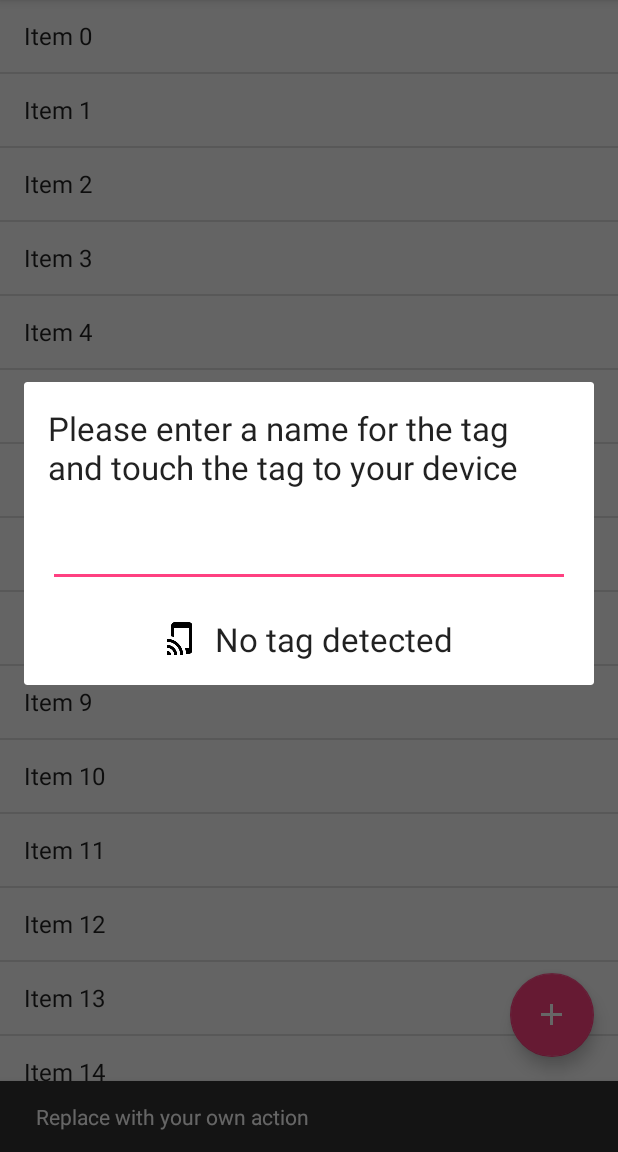
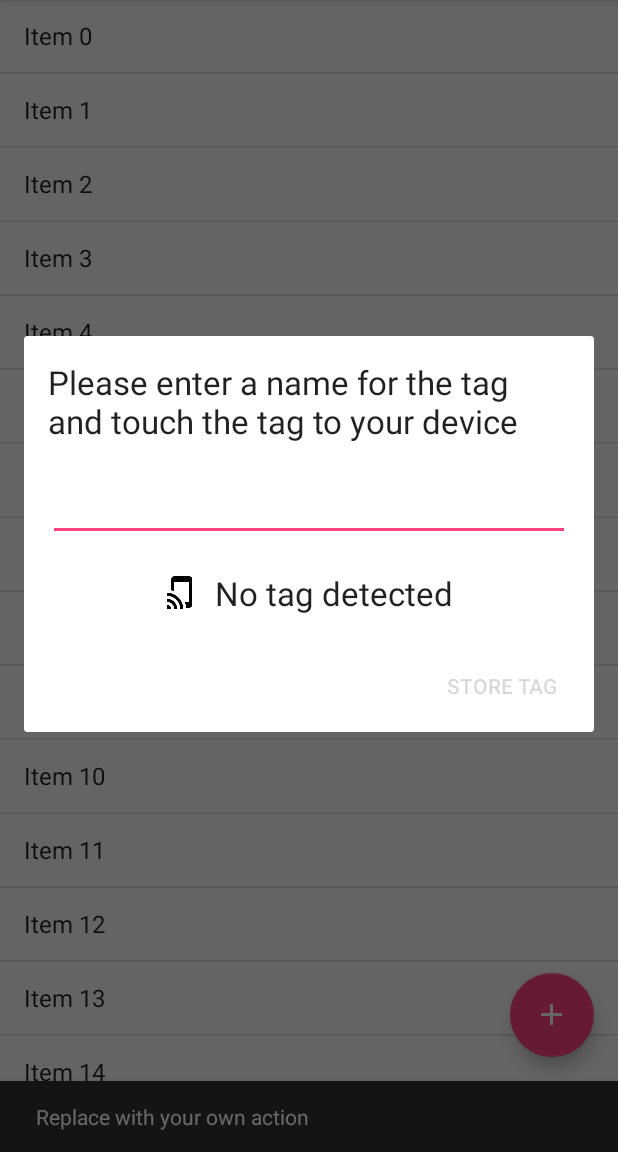
Before and after one commit to PMunch/CardResetter, an Android app: the screen it shows after launch (MainActivity), after a tap on an icon or button, on a phone screen of 412 x 824 dp, the part 84-1236 px from its top. Run offline under Robolectric (Android 15) with nearby library versions, the phone set to English and light mode, and no system bars.

Commit message:
More work on add dialog

```diff
--- a/app/src/main/java/net/peterme/mifareultralightcardresetter/MainActivity.java
+++ b/app/src/main/java/net/peterme/mifareultralightcardresetter/MainActivity.java
@@ -2,9 +2,11 @@ package net.peterme.mifareultralightcardresetter;
 
 import android.app.Dialog;
 import android.content.Context;
+import android.content.DialogInterface;
 import android.os.Bundle;
 import android.support.design.widget.FloatingActionButton;
 import android.support.design.widget.Snackbar;
+import android.support.v7.app.AlertDialog;
 import android.support.v7.app.AppCompatActivity;
 import android.support.v7.widget.Toolbar;
 import android.view.View;
@@ -31,20 +33,21 @@ public class MainActivity extends AppCompatActivity {
             @Override
             public void onClick(View view) {
 
-                final Dialog dialog = new Dialog(context);
-                dialog.setContentView(R.layout.activity_new_tag_dialog);
-                dialog.setTitle("Title...");
+                //final Dialog dialog = new Dialog(context);
+                //dialog.setContentView(R.layout.activity_new_tag_dialog);
+                //dialog.setTitle("Title...");
+                AlertDialog.Builder builder = new AlertDialog.Builder(context);
+                builder.setView(R.layout.activity_new_tag_dialog);
+                builder.setPositiveButton(getText(R.string.add_complete_button), new DialogInterface.OnClickListener() {
+                    @Override
+                    public void onClick(DialogInterface dialogInterface, int i) {
 
-                /*Button dialogButton = (Button) dialog.findViewById(R.id.dialogButtonOK);
-                // if button is clicked, close the custom dialog
-                dialogButton.setOnClickListener(new OnClickListener() {
-                    @Override
-                    public void onClick(View v) {
-                        dialog.dismiss();
                     }
-                });*/
+                });
+                AlertDialog dialog = builder.create();
 
                 dialog.show();
+                dialog.getButton(AlertDialog.BUTTON_POSITIVE).setEnabled(false);
 
                 Snackbar.make(view, "Replace with your own action", Snackbar.LENGTH_LONG)
                         .setAction("Action", null).show();
--- a/app/src/main/res/layout/activity_new_tag_dialog.xml
+++ b/app/src/main/res/layout/activity_new_tag_dialog.xml
@@ -25,30 +25,17 @@
         android:layout_alignLeft="@+id/textView"
         android:layout_alignStart="@+id/textView" />
 
-    <LinearLayout
-        android:orientation="horizontal"
+    <TextView
         android:layout_width="wrap_content"
         android:layout_height="wrap_content"
+        android:textAppearance="?android:attr/textAppearanceLarge"
+        android:text="No tag detected"
+        android:id="@+id/textView2"
         android:layout_marginTop="20dp"
+        android:drawablePadding="10dp"
+        android:drawableLeft="@drawable/ic_tap_and_play_black_24dp"
+        android:layout_gravity="center_vertical"
         android:layout_below="@+id/editText"
-        android:layout_centerHorizontal="true">
-
-        <ImageView
-            android:layout_width="wrap_content"
-            android:layout_height="wrap_content"
-            android:id="@+id/imageView"
-            android:layout_marginEnd="10dp"
-            android:layout_marginRight="10dp"
-            android:layout_gravity="center_vertical"
-            android:src="@drawable/ic_tap_and_play_black_24dp" />
-
-        <TextView
-            android:layout_width="wrap_content"
-            android:layout_height="wrap_content"
-            android:textAppearance="?android:attr/textAppearanceLarge"
-            android:text="No tag detected"
-            android:id="@+id/textView2"
-            android:layout_gravity="center_vertical" />
-    </LinearLayout>
+        android:layout_centerHorizontal="true" />
 
 </RelativeLayout>
--- a/app/src/main/res/values/strings.xml
+++ b/app/src/main/res/values/strings.xml
@@ -1,4 +1,5 @@
 <resources>
     <string name="app_name">NFC Card Reset</string>
     <string name="action_settings">Settings</string>
+    <string name="add_complete_button">Store tag</string>
 </resources>
```
